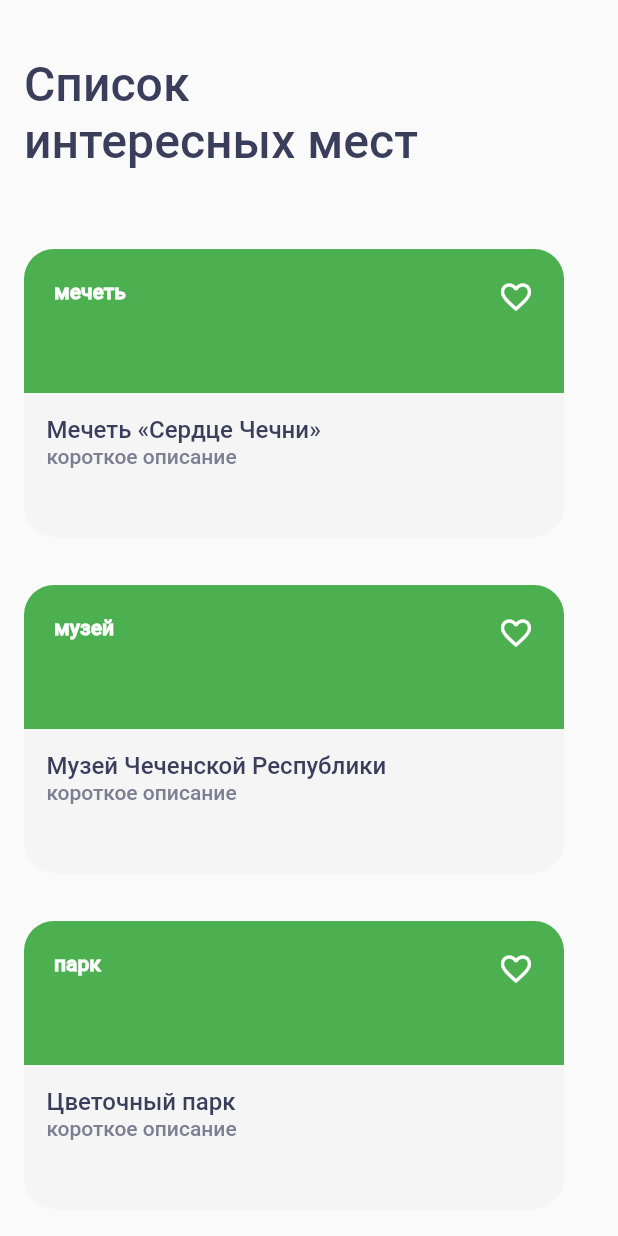
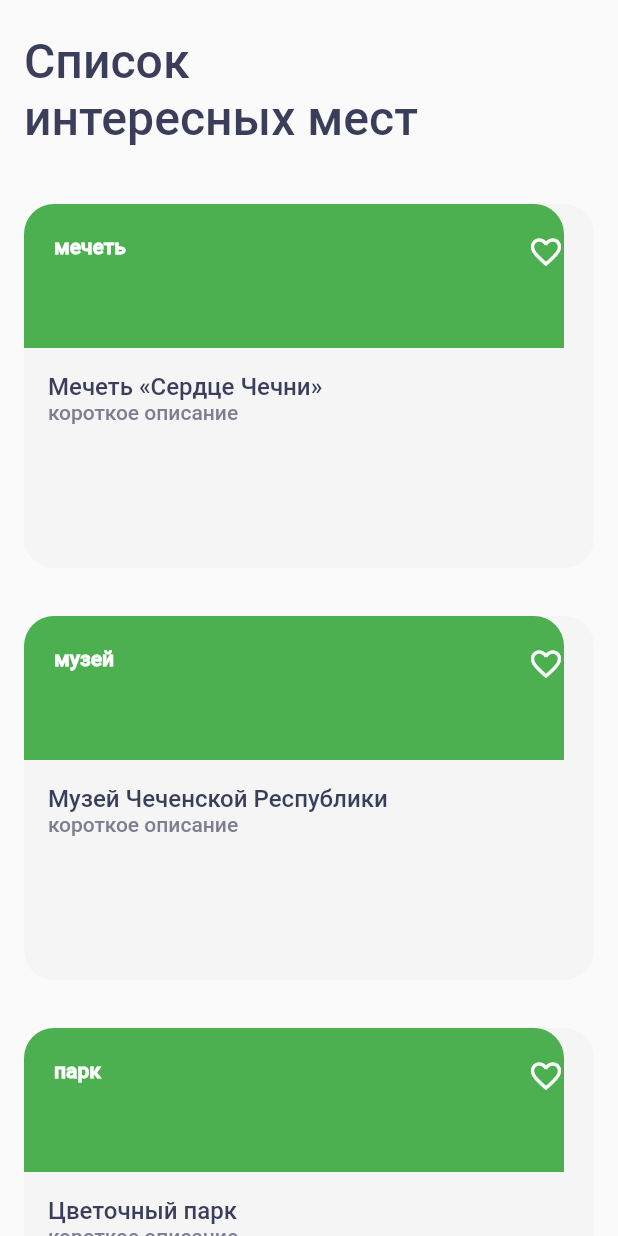
Before and after one commit to musovvir/places, a Flutter app: the screen it shows after launch, on a phone screen of 412 x 824 dp. Run offline on Flutter 3.47's test engine with Material 2 defaults, Android fonts, the phone set to English and light mode, and no system bars.

Commit message:
add widgets AspectRatio PreferredSize

```diff
--- a/lib/ui/screen/sight_card.dart
+++ b/lib/ui/screen/sight_card.dart
@@ -13,7 +13,9 @@ class SightCard extends StatelessWidget {
 
   @override
   Widget build(BuildContext context) {
-    return Container(
+    return AspectRatio(
+      aspectRatio: 3/2,
+      child: Container(
         margin: const EdgeInsets.all(16),
         width: 360,
         height: 192,
@@ -48,9 +50,10 @@ class SightCard extends StatelessWidget {
                   ),
               ],
             ),
+            const SizedBox(height: 16),
             Container(
               alignment: Alignment.centerLeft,
-            padding: const EdgeInsets.all(15.0),
+              padding: const EdgeInsets.symmetric(horizontal: 16.0),
               child: Column(
                 crossAxisAlignment: CrossAxisAlignment.start,
                 children: [
@@ -61,6 +64,7 @@ class SightCard extends StatelessWidget {
             ),
           ],
         ),
+      ),
     );
   }
 }
--- a/lib/ui/screen/sight_list_screen.dart
+++ b/lib/ui/screen/sight_list_screen.dart
@@ -19,7 +19,9 @@ class _SightListScreenState extends State<SightListScreen> {
   final widgets = mocks.map((sight) => SightCard(sight: sight)).toList();
 
     return Scaffold(
-      appBar: AppBar(
+      appBar: PreferredSize(
+        preferredSize: const Size.fromHeight(120.0),
+        child: AppBar(
           toolbarHeight: 150,
           centerTitle: false,
           elevation: 0.0,
@@ -27,6 +29,7 @@ class _SightListScreenState extends State<SightListScreen> {
           title: const Text(AppStrings.listPlaces,
               style:
                   TextStyle(color: Color.fromRGBO(59, 62, 91, 1), fontSize: 32),),
+        ),
       ),
       body: SingleChildScrollView(
         child: Column(
```
Lines whose indentation alone changed are shown as unchanged.
